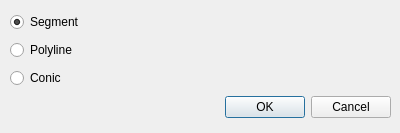
CGAL/cgal, file Arrangement_on_surface_2/demo/Arrangement_on_surface_2/NewTabDialog.ui: the form before one commit.
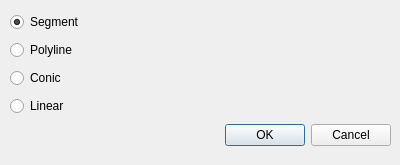
The form after the commit.

Commit message:
Implemented linear traits tab.
* Supports basic operations on unbounded arrangement with linear curves.
* Also fixed a bug in conic point-curve distance computation.

What changed in the file:
```diff
--- a/Arrangement_on_surface_2/demo/Arrangement_on_surface_2/NewTabDialog.ui
+++ b/Arrangement_on_surface_2/demo/Arrangement_on_surface_2/NewTabDialog.ui
@@ -7,7 +7,7 @@
     <x>0</x>
     <y>0</y>
     <width>400</width>
-    <height>133</height>
+    <height>165</height>
    </rect>
   </property>
   <property name="windowTitle">
@@ -19,7 +19,7 @@
      <x>10</x>
      <y>10</y>
      <width>381</width>
-     <height>113</height>
+     <height>141</height>
     </rect>
    </property>
    <layout class="QGridLayout" name="gridLayout">
@@ -50,7 +50,7 @@
       </property>
      </widget>
     </item>
-    <item row="3" column="0">
+    <item row="4" column="0">
      <widget class="QDialogButtonBox" name="buttonBox">
       <property name="orientation">
        <enum>Qt::Horizontal</enum>
@@ -60,6 +60,13 @@
       </property>
      </widget>
     </item>
+    <item row="3" column="0">
+     <widget class="QRadioButton" name="linearRadioButton">
+      <property name="text">
+       <string>Linear</string>
+      </property>
+     </widget>
+    </item>
    </layout>
   </widget>
  </widget>
```
The commit also changes 18 other files.
